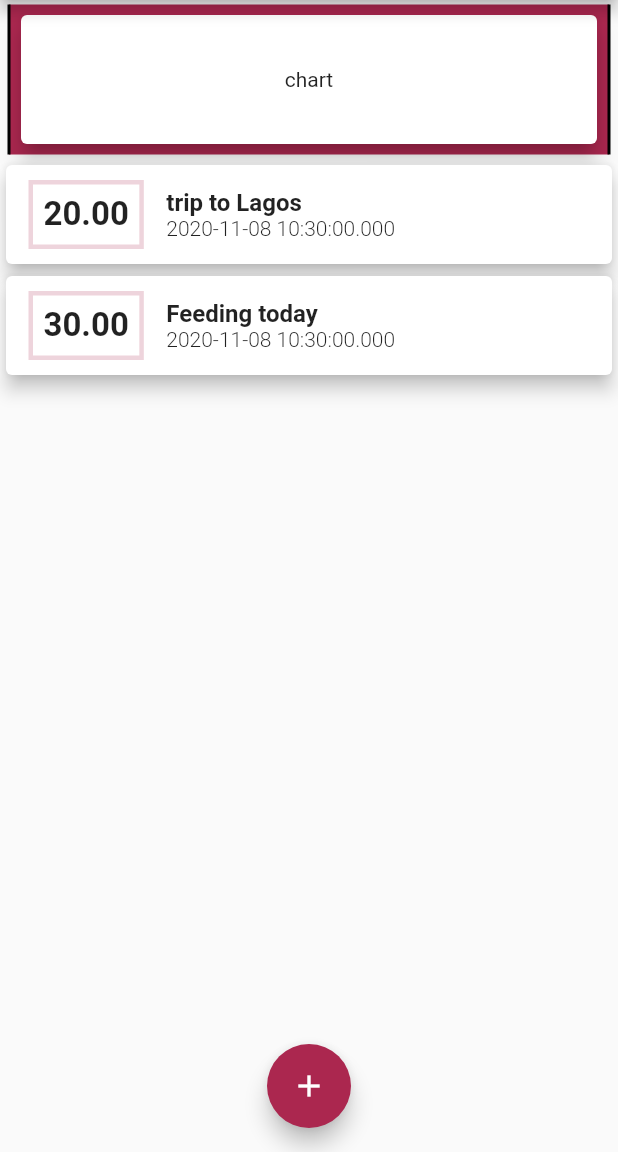
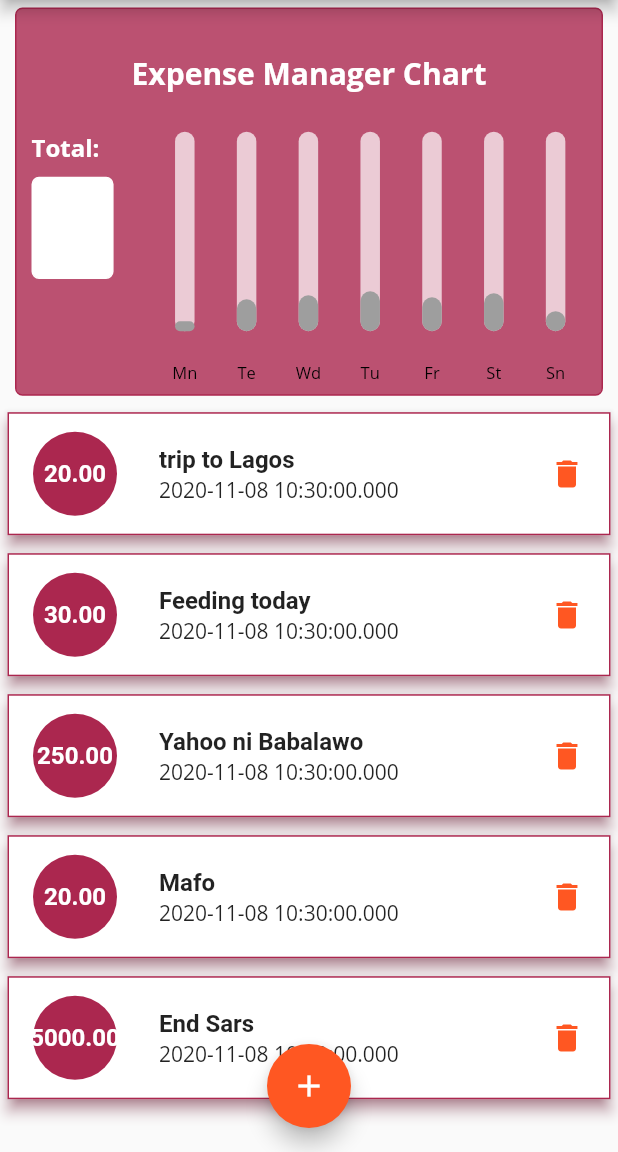
Before and after one commit to ercross/budget_manager, a Flutter app: the screen it shows after launch, on a phone screen of 412 x 824 dp, the part 84-1236 px from its top. Run offline on Flutter 3.47's test engine with Material 2 defaults, Android fonts, the phone set to English and light mode, and no system bars; drawn by our look-alikes of fl_chart.

Commit message:
Placed expense cards inside a ListTile. Removed SingleChildScrollView in HomepageBody and wrapped the ExpenseList with Expanded to enforce the ListView take up the remaining space. Added a total money spent section to the chart

```diff
--- a/lib/main.dart
+++ b/lib/main.dart
@@ -1,19 +1,21 @@
 import 'package:flutter/material.dart';
 
-import './widgets/theme.dart';
+import './theme.dart';
+
+import './models/expense.dart';
+import './widgets/chart.dart';
+import './widgets/expense_list.dart';
 import './vanilla_bloc/expense_bloc.dart';
-import './widgets/expense_list.dart';
-import './models/expense.dart';
 import './vanilla_bloc/expense_event.dart';
 
+/*  */
 void main() => runApp(MyApp());
 
 class MyApp extends StatelessWidget {
-
   @override
   Widget build(BuildContext context) {
     return MaterialApp(
-      title: 'My play App',
+      title: 'Budget Manager',
       home: MyHomePage(),
       theme: BudgetManagerTheme().makeTheme(),
     );
@@ -21,72 +23,69 @@ class MyApp extends StatelessWidget {
 }
 
 class MyHomePage extends StatelessWidget {
-  final HomePageBody homepageBody = new HomePageBody();
+
 
   @override
   Widget build(BuildContext context) {
+    final MediaQueryData mediaQuery = MediaQuery.of(context);
+    final double statusBarHeight = mediaQuery.padding.top;
+    final double appBarHeight = AppBar().preferredSize.height;
+    final double displayAreaHeight =
+        mediaQuery.size.height - statusBarHeight - appBarHeight;
+    final HomePageBody _homepageBody = new HomePageBody(displayAreaHeight);
+
     return Scaffold(
         appBar: AppBar(
           title: Text('Flutter'),
-        actions: [IconButton(
+          actions: [
+            IconButton(
                 icon: Icon(Icons.add),
                 color: Colors.white,
-          onPressed: () {homepageBody.showInputFieldBoxes(context);})],
+                onPressed: () {
+                  _homepageBody.showInputFieldBoxes(context);
+                })
+          ],
         ),
-      body: homepageBody,
+        body: _homepageBody,
         floatingActionButtonLocation: FloatingActionButtonLocation.centerFloat,
         floatingActionButton: FloatingActionButton(
             child: Icon(Icons.add),
-        onPressed: () {homepageBody.showInputFieldBoxes(context);})
-    );
+            backgroundColor: Theme.of(context).accentColor,
+            onPressed: () {
+              _homepageBody.showInputFieldBoxes(context);
+            }));
   }
 }
 
 class HomePageBody extends StatelessWidget {
   final ExpenseBloc _expenseBloc = ExpenseBloc();
+  final double displayAreaHeight;
+
+  HomePageBody(this.displayAreaHeight);
 
   @override
   Widget build(BuildContext context) {
-    return Center(
+    return SafeArea(
       child: Column(
-          //mainAxisAlignment: MainAxisAlignment.spaceAround,
         children: <Widget>[
-            Chart(),
-            //InputFields(_expenseBloc),
-            ExpenseList(expenseBloc: _expenseBloc),
-          ],
-        )
+        Container(
+            height: displayAreaHeight * 0.35,
+            child: ExpenseManagerBarChart(displayAreaHeight)),
+        Expanded(
+                  child: Container(
+            height: displayAreaHeight * 0.7,
+            child: ExpenseList(expenseBloc: _expenseBloc)),
+        ),]
+      ),
     );
   }
 
-  void showInputFieldBoxes (BuildContext buildContext) {
+  void showInputFieldBoxes(BuildContext buildContext) {
     showModalBottomSheet(
         context: buildContext,
         builder: (_) {
           return InputFields(_expenseBloc);
         });
-  }
-}
-
-class Chart extends StatelessWidget {
-  @override
-  Widget build (BuildContext buildContext) {
-    return Container(
-              margin: EdgeInsets.symmetric(horizontal: 5, vertical: 3),
-              width: double.infinity,
-              height: 100,
-              decoration: BoxDecoration(
-                color: Theme.of(buildContext).primaryColor,
-                border:Border.symmetric(vertical: BorderSide(width: 2))
-              ),
-              padding: EdgeInsets.symmetric(horizontal: 3, vertical: 3),
-              child: Card(
-                elevation: 6,
-                child: Center(
-                  child: Text("chart"),
-                ),
-              ),
-            );
   }
 }
 
@@ -110,7 +109,8 @@ class _InputFieldsState extends State<InputFields> {
         margin: EdgeInsets.symmetric(vertical: 10),
         elevation: 5,
         child: Container(
-                margin: EdgeInsets.symmetric(horizontal: 10),
+          margin: EdgeInsets.symmetric(horizontal: 10, vertical: 8),
+          //padding: EdgeInsetsDirectional.only(bottom: MediaQuery.of(context).viewInsets.bottom + 10),
           child: Column(
             crossAxisAlignment: CrossAxisAlignment.end,
             children: <Widget>[
@@ -118,13 +118,19 @@ class _InputFieldsState extends State<InputFields> {
                 autofocus: true,
                 decoration: InputDecoration(labelText: "Title"),
                 controller: titleController,
-                      onSubmitted: (inputValue) {titleController.text = inputValue;},),
+                onSubmitted: (inputValue) {
+                  titleController.text = inputValue;
+                },
+              ),
               TextField(
                 autofocus: true,
                 decoration: InputDecoration(labelText: "Amount"),
                 controller: amountController,
                 keyboardType: TextInputType.number,
-                      onSubmitted: (inputAmount) {amountController.text = inputAmount;},),
+                onSubmitted: (inputAmount) {
+                  amountController.text = inputAmount;
+                },
+              ),
               RaisedButton(
                 elevation: 8,
                 child: Text("Add Expense"),
@@ -133,25 +139,22 @@ class _InputFieldsState extends State<InputFields> {
               )
             ],
           ),
-              )
-    );
+        ));
   }
 
   void addNewExpense() {
     final String title = titleController.text;
     final double amount = double.parse(amountController.text);
 
-    if (title.isEmpty|| amount < 0) {
+    if (title.isEmpty || amount < 0) {
       return;
     }
-    widget.expenseBloc.eventInput.add(AddExpense(
-                        Expense(
+    widget.expenseBloc.eventInput.add(AddExpense(Expense(
       title: title,
       amount: amount,
       date: DateTime.now(),
       id: 2,
-                        )
-                      ));
+    )));
 
     Navigator.of(context).pop();
   }
--- a/lib/widgets/theme.dart
+++ b/lib/theme.dart
@@ -2,7 +2,7 @@ import 'package:flutter/material.dart';
 
 class BudgetManagerTheme {
 
-  static const Map<int, Color> shades = {
+  static const Map<int, Color> _shades = {
     50: Color.fromRGBO(171, 39, 79, 0.1),
     100: Color.fromRGBO(171, 39, 79, 0.2),
     200: Color.fromRGBO(171, 39, 79, 0.3),
@@ -15,17 +15,20 @@ class BudgetManagerTheme {
     900: Color.fromRGBO(171, 39, 79, 0.9)
   };
 
-  static const MaterialColor primarySwatch = MaterialColor(0xFFAB274F, shades);
+  static const MaterialColor _primarySwatch = MaterialColor(0xFFAB274F, _shades);
 
   ThemeData makeTheme () {
     return ThemeData(
-      primarySwatch: primarySwatch,
-        textTheme: TextTheme(
-          bodyText1: TextStyle(
+      primarySwatch: _primarySwatch,
+      accentColor: Colors.deepOrange,
+        textTheme: ThemeData.light().textTheme.copyWith(
+          bodyText2: TextStyle(
             color: Colors.deepOrange,
-            fontFamily: 'Quicksand',
+            fontSize: 16,
+            fontFamily: 'OpenSans'
           )
-        )
+        ),
+
     );
   }
 }
--- a/lib/vanilla_bloc/expense_bloc.dart
+++ b/lib/vanilla_bloc/expense_bloc.dart
@@ -6,7 +6,10 @@ class ExpenseBloc {
 
   List<Expense> _expenses = [
       new Expense(id: 1, amount: 20, date: DateTime.now(), title: "trip to Lagos"),
-      new Expense(id: 2, amount: 30, date: DateTime.now(), title: "Feeding today")
+      new Expense(id: 2, amount: 30, date: DateTime.now(), title: "Feeding today"),
+      new Expense(id: 3, amount: 250, date: DateTime.now(), title: "Yahoo ni Babalawo"),
+      new Expense(id: 4, amount: 20, date: DateTime.now(), title: "Mafo"),
+      new Expense(id: 5, amount: 5000, date: DateTime.now(), title: "End Sars"),
       ];
 
   List<Expense> get expenses => _expenses;
--- /dev/null
+++ b/lib/widgets/chart.dart
@@ -0,0 +1,181 @@
+import 'package:flutter/material.dart';
+import 'package:fl_chart/fl_chart.dart';
+
+class ExpenseManagerBarChart extends StatefulWidget {
+  final double availableSpace;
+
+  ExpenseManagerBarChart(this.availableSpace);
+
+  @override
+  _ChartState createState() => _ChartState();
+}
+
+class _ChartState extends State<ExpenseManagerBarChart> {
+  ///made static const and class variable for performance gain
+  ///as static const properties always return the same instance
+  static const Text chartTitle = const Text(
+    'Expense Manager Chart',
+    style: TextStyle(
+      fontSize: 20,
+      fontFamily: 'OpenSans',
+      color: Colors.white,
+      fontWeight: FontWeight.bold,
+    ),
+  );
+
+  @override
+  Widget build(BuildContext context) {
+    final BarChart expenseBarChart = makeExpenseBarChart();
+
+    final Column totalAmountData =
+        Column(mainAxisAlignment: MainAxisAlignment.spaceBetween, children: [
+      Align(
+        alignment: Alignment.centerLeft,
+        child: const Text("Total:",
+            style: TextStyle(
+              color: Colors.white,
+              fontWeight: FontWeight.bold,
+            )),
+      ),
+      Expanded(
+        child: Container(
+          padding: EdgeInsets.all(5),
+          width: widget.availableSpace * 0.1,
+          margin: EdgeInsets.fromLTRB(0, 8, widget.availableSpace * 0.035, widget.availableSpace * 0.1),
+          decoration: BoxDecoration(
+            borderRadius: BorderRadius.all(Radius.circular(5)),
+            border: Border.all(color: Colors.white),
+            color: Colors.white,
+          ),
+        ),
+      )
+    ]);
+
+    final Row chartInfo = Row(
+      mainAxisAlignment: MainAxisAlignment.spaceBetween,
+      children: [
+        Expanded(child: totalAmountData),
+        expenseBarChart,
+      ],
+    );
+
+    //build method return widget
+    return Container(
+        width: double.infinity,
+        height: widget.availableSpace,
+        margin: EdgeInsets.symmetric(vertical: 5, horizontal: 10),
+        padding: EdgeInsets.only(top: 5, bottom: 0, left: 10, right: 10),
+        decoration: BoxDecoration(
+          border: Border.all(
+            color: Theme.of(context).primaryColor,
+          ),
+          borderRadius: BorderRadius.circular(5),
+          color: Theme.of(context).primaryColor.withOpacity(0.8),
+        ),
+        child: Column(
+          mainAxisAlignment: MainAxisAlignment.spaceAround,
+          children: [
+            Container(
+                height: widget.availableSpace * 0.1,
+                child: Align(alignment: Alignment.center, child: chartTitle)),
+            Expanded(
+                child: Align(alignment: Alignment.center, child: chartInfo)),
+          ],
+        ));
+  }
+
+  BarChart makeExpenseBarChart() {
+    final Duration animationDuration = const Duration(milliseconds: 250);
+    return BarChart(
+        BarChartData(
+          alignment: BarChartAlignment.spaceAround,
+          groupsSpace: 30,
+          minY: 0,
+          borderData: FlBorderData(show: false),
+          maxY: 100,
+          barGroups: barGroups,
+          //  barTouchData: setBarTouchData(),
+          titlesData: setTitleData(),
+          //  axisTitleData: setAxisTitleData(),
+        ),
+        swapAnimationDuration: animationDuration);
+  }
+
+  /*BarTouchData setBarTouchData () {
+
+  } */
+
+  FlTitlesData setTitleData() {
+    return FlTitlesData(
+        show: true,
+        leftTitles: SideTitles(
+          reservedSize: 14,
+          margin: 30,
+          showTitles: false,
+          interval: 50,
+          getTextStyles: (value) => const TextStyle(
+              color: Colors.white, fontWeight: FontWeight.bold, fontSize: 14),
+          getTitles: (value) {
+            switch (value.toInt()) {
+              case 0:
+                return "0%";
+              case 50:
+                return "50%";
+              case 100:
+                return "100%";
+              default:
+                return "F";
+            }
+          },
+        ),
+        bottomTitles: SideTitles(
+            showTitles: true,
+            margin: 20,
+            getTitles: (double value) {
+              switch (value.toInt()) {
+                case 0:
+                  return 'Mn';
+                case 1:
+                  return 'Te';
+                case 2:
+                  return 'Wd';
+                case 3:
+                  return 'Tu';
+                case 4:
+                  return 'Fr';
+                case 5:
+                  return 'St';
+                case 6:
+                  return 'Sn';
+                default:
+                  return '';
+              }
+            }));
+  }
+
+  /*FlAxisTitleData setAxisTitleData () {
+
+  } */
+
+  static BarChartGroupData makeBarRodData(int xAxisValue, double yAxisValue) {
+    return BarChartGroupData(x: xAxisValue, barRods: [
+      BarChartRodData(
+        y: yAxisValue,
+        colors: [Colors.grey],
+        width: 13,
+        backDrawRodData: BackgroundBarChartRodData(
+            colors: [Colors.white70], show: true, y: 100),
+      )
+    ]);
+  }
+
+  List<BarChartGroupData> barGroups = [
+    makeBarRodData(0, 5),
+    makeBarRodData(1, 16),
+    makeBarRodData(2, 18),
+    makeBarRodData(3, 20),
+    makeBarRodData(4, 17),
+    makeBarRodData(5, 19),
+    makeBarRodData(6, 10),
+  ];
+}
--- a/lib/widgets/expense_card.dart
+++ b/lib/widgets/expense_card.dart
@@ -8,47 +8,50 @@ class ExpenseCard extends StatelessWidget {
 
   @override
   Widget build(BuildContext context) {
-    return Card(
-                  elevation: 5,
-                  child: Row(
-                    children: <Widget>[
-                      Container
-                      (
-                        margin: EdgeInsets.symmetric(
-                          horizontal: 15,
-                          vertical: 10
-                        ) ,
-                        decoration: BoxDecoration(
-                          border: Border.all(width: 3, color: Theme.of(context).primaryColorLight),
-                        ),
-                        padding: EdgeInsets.all(7),
+    final CircleAvatar expenseAmountWidget = CircleAvatar(
+      radius: 40,
+      backgroundColor: Theme.of(context).primaryColor,
+      child: Center(
         child: Text(
           expense.amount.toStringAsFixed(2),
           style: TextStyle(
-                            fontSize: 22,
+            fontSize: 16,
             fontWeight: FontWeight.bold,
-                            //color: Colors.deepOrange
-                          ),),
-                        ),
-                      Column(
-                        crossAxisAlignment: CrossAxisAlignment.start,
-                        mainAxisAlignment: MainAxisAlignment.spaceAround,
-                        children: <Widget>[
-                          Text(expense.title,
-                            style: TextStyle(
-                              fontWeight: FontWeight.bold,
-                              fontSize: 16,
-
+            color: Colors.white
           ),
         ),
-                          Text(expense.date.toString(),
+      ),
+    );
+
+    final Text expenseTitleWidget = Text(
+      expense.title,
       style: TextStyle(
-                              fontWeight: FontWeight.w300,
-                              fontSize: 14,
-                            ))
-                        ]
-                      )
-                    ],
-                  ),);
+          fontWeight: FontWeight.bold, fontSize: 16, color: Colors.black87),
+    );
+
+    final Text expenseDateWidget = Text(expense.date.toString(),
+        style: TextStyle(
+            fontWeight: FontWeight.w300, fontSize: 14, color: Colors.black87));
+
+    return Card(
+      elevation: 4,
+      shape: Border.all(
+          width: 1,
+          color: Theme.of(context).primaryColor,
+          style: BorderStyle.solid),
+      shadowColor: Theme.of(context).primaryColor,
+      margin: EdgeInsets.symmetric(vertical: 6, horizontal: 5),
+      child: ListTile(
+        contentPadding: EdgeInsets.symmetric(vertical: 5, horizontal: 5),
+        enabled: true,
+        leading: expenseAmountWidget,
+        title: expenseTitleWidget,
+        subtitle: expenseDateWidget,
+        trailing: IconButton(
+            icon: Icon(Icons.delete),
+            color: Colors.deepOrange,
+            onPressed: () {}),
+      ),
+    );
   }
 }
--- a/lib/widgets/expense_list.dart
+++ b/lib/widgets/expense_list.dart
@@ -18,9 +18,7 @@ class _ExpenseList extends State<ExpenseList> {
   @override
   Widget build(BuildContext context) {
 
-    return Container(
-      height: 300,
-      child: StreamBuilder(
+    return StreamBuilder(
       stream: widget.expenseBloc.stateStreamOutput,
       initialData: widget.expenseBloc.expenses,
       builder: (BuildContext buildContext, AsyncSnapshot<List<Expense>> snapshot) {
@@ -31,7 +29,6 @@ class _ExpenseList extends State<ExpenseList> {
                   },
           );
       }
-      ),
     );
   }
 }
--- a/pubspec.yaml
+++ b/pubspec.yaml
@@ -23,6 +23,9 @@ environment:
 dependencies:
   flutter:
     sdk: flutter
+  fl_chart: ^0.12.0
+  intl: ^0.16.1
+  #sqflite: ^1.3.1+1
 
 
   # The following adds the Cupertino Icons font to your application.
```
Also changed, not shown: pubspec.lock. Lines whose indentation alone changed are shown as unchanged.
